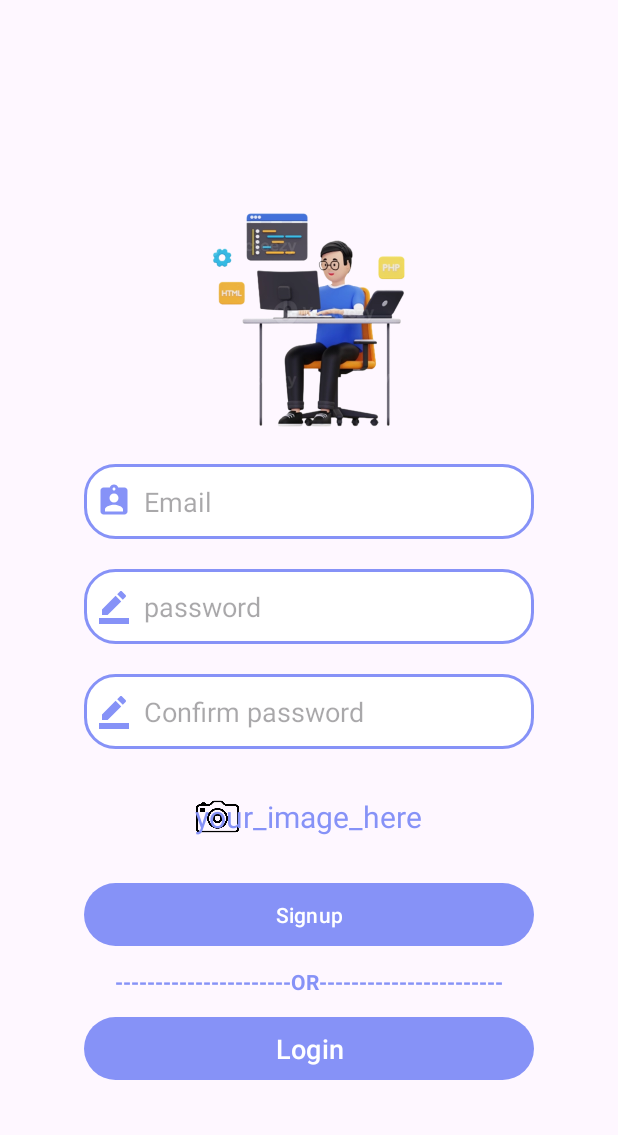
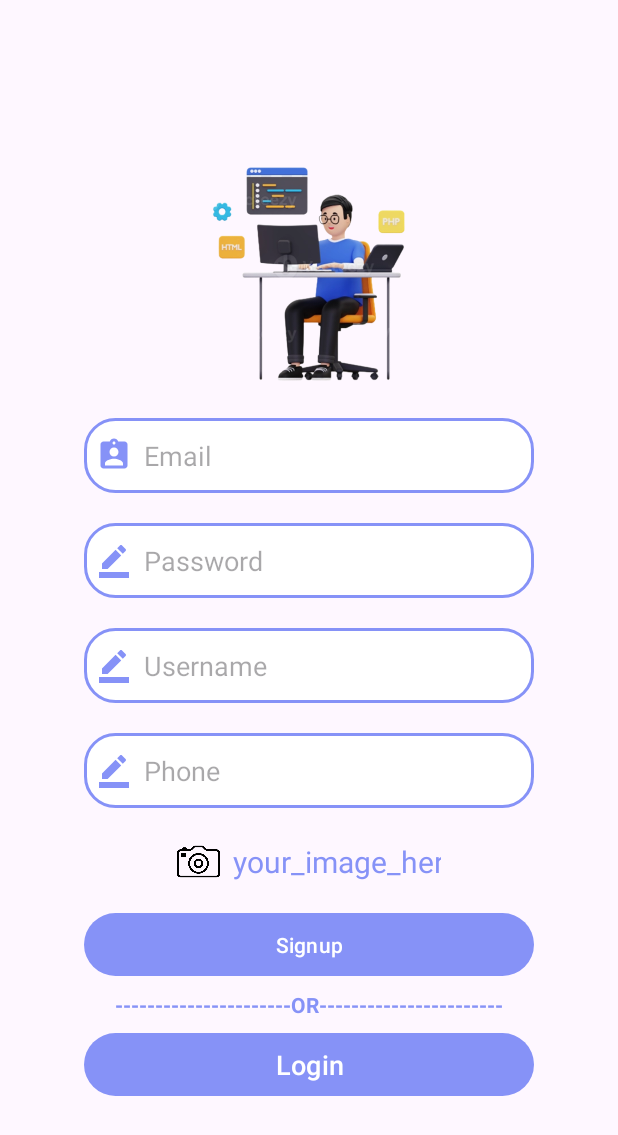
Before and after one commit to TayyabNadeem1/Travel-Buddy-Android-App-, an Android app: the SignupActivity screen opened directly, with no data from a screen before it, on a phone screen of 412 x 824 dp. Shown: the top 1135 px of the screen. Run offline under Robolectric (Android 15) with nearby library versions, the phone set to English and light mode, and no system bars; our stand-ins replace Firebase (no records; nobody signed in at launch, a user with empty details on screens opened directly); libraries missing offline, so code that uses them is left out: com.makeramen.roundedimageview; plain views replace RoundedImageView; 1 statement that could not run was skipped.

```diff
--- a/app/src/main/java/com/example/travel_buddy/SignupActivity.java
+++ b/app/src/main/java/com/example/travel_buddy/SignupActivity.java
@@ -33,7 +33,7 @@ import java.io.InputStream;
 public class SignupActivity extends AppCompatActivity {
 
     private Button btnLogin, btnSignup;
-    private EditText email, password;
+    private EditText email, password, name, phone;
     private ProgressDialog pd;
     private FirebaseAuth mAuth;
     private String encodedImage = "";
@@ -51,6 +51,8 @@ public class SignupActivity extends AppCompatActivity {
         btnLogin = findViewById(R.id.btnLogin);
         email = findViewById(R.id.signup_email);
         password = findViewById(R.id.signup_password);
+//        name = findViewById(R.id.signup_username);
+//        phone = findViewById(R.id.signup_phone);
 
         mAuth = FirebaseAuth.getInstance();
         pd = new ProgressDialog(this);
--- /dev/null
+++ b/app/src/main/res/drawable/ic_chat.xml
@@ -0,0 +1,5 @@
+<vector xmlns:android="http://schemas.android.com/apk/res/android" android:autoMirrored="true" android:height="30dp" android:tint="#000000" android:viewportHeight="24" android:viewportWidth="24" android:width="30dp">
+
+    <path android:fillColor="@android:color/white" android:pathData="M20,2L4,2c-1.1,0 -1.99,0.9 -1.99,2L2,22l4,-4h14c1.1,0 2,-0.9 2,-2L22,4c0,-1.1 -0.9,-2 -2,-2zM6,9h12v2L6,11L6,9zM14,14L6,14v-2h8v2zM18,8L6,8L6,6h12v2z"/>
+
+</vector>
--- a/app/src/main/res/layout/activity_signup.xml
+++ b/app/src/main/res/layout/activity_signup.xml
@@ -16,8 +16,7 @@
             android:layout_height="match_parent"
             android:orientation="vertical"
             android:gravity="center"
-            android:layout_marginTop="20dp"
-            android:padding="20dp">
+            android:padding="30dp">
 
             <ImageView
                 android:layout_width="150dp"
@@ -44,7 +43,7 @@
                 android:id="@+id/signup_password"
                 android:layout_marginTop="20dp"
                 android:padding="8dp"
-                android:hint="password"
+                android:hint="Password"
                 android:drawableLeft="@drawable/ic_password"
                 android:drawablePadding="8dp"
                 android:background="@drawable/edittext_bkg"/>
@@ -53,26 +52,37 @@
                 android:layout_width="300dp"
                 android:layout_height="50dp"
                 android:layout_gravity="center"
-                android:id="@+id/signup_confirm"
+                android:id="@+id/signup_username"
                 android:layout_marginTop="20dp"
                 android:padding="8dp"
-                android:hint="Confirm password"
+                android:hint="Username"
                 android:drawableLeft="@drawable/ic_password"
                 android:drawablePadding="8dp"
-                android:layout_marginBottom="20dp"
+                android:background="@drawable/edittext_bkg"/>
+            <EditText
+                android:layout_width="300dp"
+                android:layout_height="50dp"
+                android:layout_gravity="center"
+                android:id="@+id/signup_phone"
+                android:layout_marginTop="20dp"
+                android:padding="8dp"
+                android:hint="Phone"
+                android:drawableLeft="@drawable/ic_password"
+                android:drawablePadding="8dp"
+                android:layout_marginBottom="15dp"
                 android:background="@drawable/edittext_bkg"/>
 
             <FrameLayout
                 android:id="@+id/layoutImage"
                 android:layout_width="wrap_content"
                 android:layout_height="wrap_content"
-                android:layout_margin="10dp"
+                android:layout_margin="5dp"
                 android:layout_marginTop="10dp">
                 <com.makeramen.roundedimageview.RoundedImageView
                     android:id="@+id/riProfilePic"
                     android:layout_width="30dp"
                     android:layout_height="30dp"
-                    android:layout_marginRight="5dp"
+                    android:layout_marginRight="15dp"
                     android:background="@drawable/camera"
                     android:scaleType="centerCrop"
                     app:riv_oval="true"
@@ -84,6 +94,7 @@
                     android:layout_gravity="center"
                     android:text="your_image_here"
                     android:textColor="@color/Lavender"
+                    android:layout_marginLeft="25dp"
                     android:textSize="20dp"
                     />
             </FrameLayout>
@@ -92,7 +103,7 @@
                 android:layout_width="300dp"
                 android:layout_height="50dp"
                 android:layout_gravity="center"
-                android:layout_marginTop="15dp"
+                android:layout_marginTop="10dp"
                 android:id="@+id/btnSignup"
                 android:textSize="14sp"
                 android:text="Signup"
@@ -100,7 +111,7 @@
             <TextView
                 android:layout_width="match_parent"
                 android:layout_height="wrap_content"
-                android:layout_marginTop="10dp"
+                android:layout_marginTop="5dp"
                 android:text="----------------------OR-----------------------"
                 android:gravity="center"
                 android:textColor="@color/Lavender"
@@ -110,7 +121,7 @@
                 android:layout_width="300dp"
                 android:layout_height="50dp"
                 android:layout_gravity="center"
-                android:layout_marginTop="10dp"
+                android:layout_marginTop="5dp"
                 android:id="@+id/btnLogin"
                 android:textSize="18sp"
                 android:text="Login"
```
Also changed, not shown: app/src/main/java/com/example/travel_buddy/AddPost.java (+85 -8 lines), app/src/main/java/com/example/travel_buddy/FeedAdapter.java (+33 -4 lines), app/src/main/java/com/example/travel_buddy/FeedDisplay.java (+35 -1 lines), app/src/main/java/com/example/travel_buddy/MainActivity.java (+11 -23 lines), app/src/main/java/com/example/travel_buddy/User.java (+16 -3 lines), app/src/main/res/layout/activity_add_post.xml (+43 -1 lines), app/src/main/res/layout/activity_feed_design.xml (+28 -0 lines).
